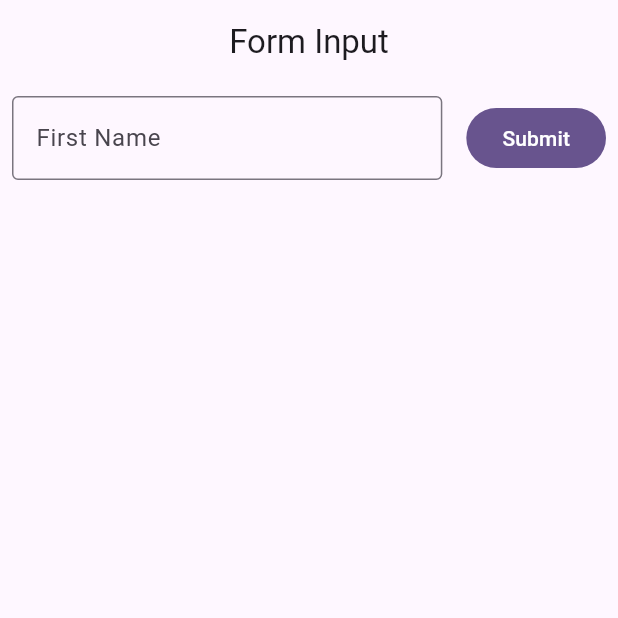
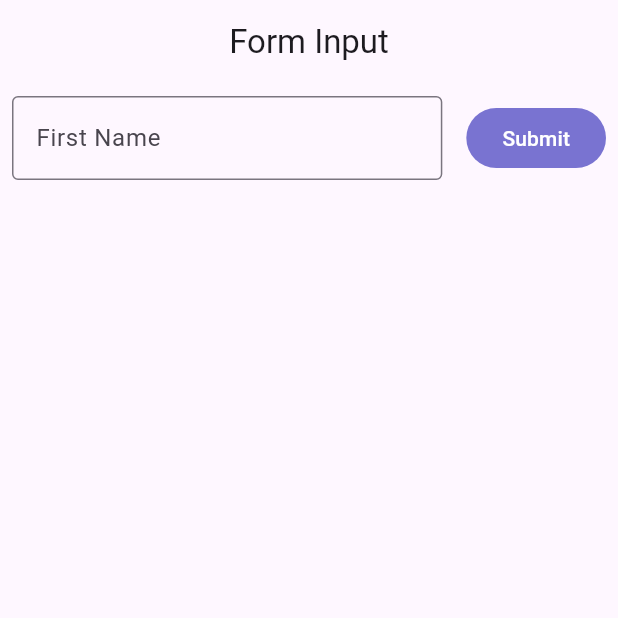
Before and after one commit to fasyaaa/TodoApp_0177, a Flutter app: the screen it shows after launch, on a phone screen of 412 x 824 dp, the top half of it. Run offline on Flutter 3.47's test engine with Material 3 defaults, Android fonts, the light colour scheme and no system bars.

Commit message:
ADD - styling for submit button

```diff
--- a/lib/statefull.dart
+++ b/lib/statefull.dart
@@ -56,7 +56,8 @@ class _StatefullState extends State<Statefull> {
                           addData();
                         }
                       },
-                      child: Text('Submit'),
+                      style: FilledButton.styleFrom(backgroundColor: Color(0xff7973d1)), //setting for hex color
+                      child: Text('Submit', style: TextStyle(color: Colors.white),),
                     ),
                   ],
                 ),
```
